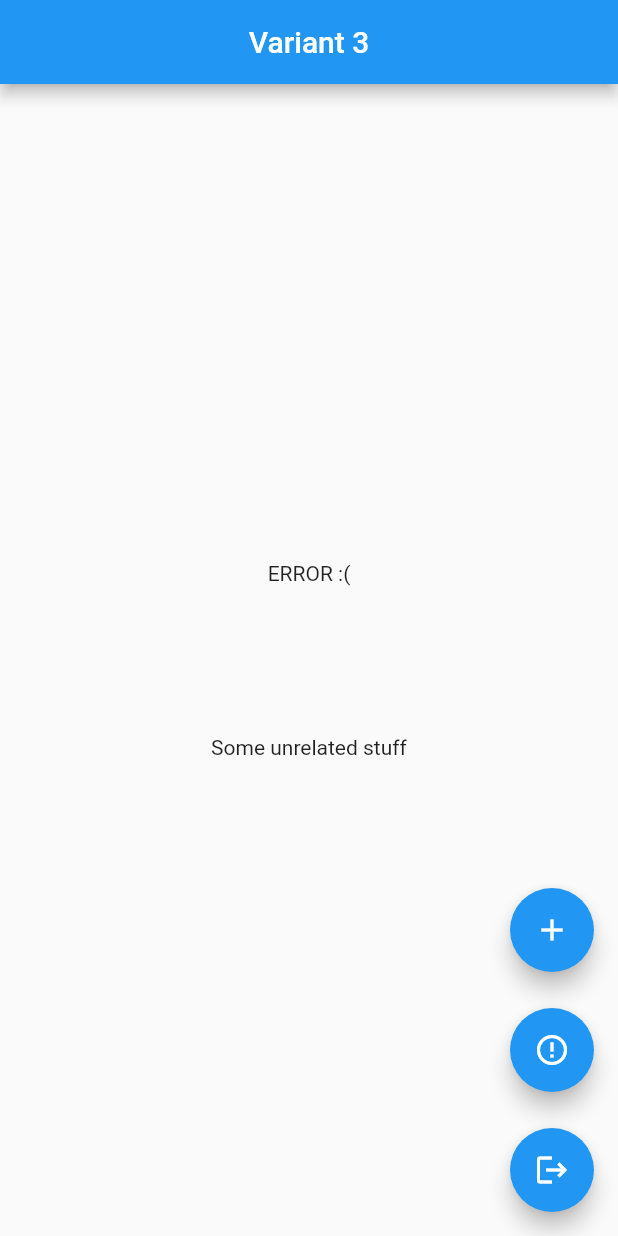
After one commit to MuTe33/basic_bloc_example, a Flutter app: the screen it shows after launch, after a tap on the "add" icon, after a tap on the "error outline" icon, after a tap on the "logout" icon, on a phone screen of 412 x 824 dp. The commit adds this screen. Run offline on Flutter 3.47's test engine with Material 2 defaults, Android fonts, the phone set to English and light mode, and no system bars; our stand-ins replace bloc, equatable, flutter_bloc.

Commit message:
add variant 3

```diff
--- /dev/null
+++ b/lib/feature/user/variant_3/user_cubit_3.dart
@@ -0,0 +1,61 @@
+import 'package:basic_bloc_example/data/user_repository.dart';
+import 'package:bloc/bloc.dart';
+
+part 'user_state_3.dart';
+
+class UserCubit3 extends Cubit<UserState3> {
+  UserCubit3(this._userRepository)
+      : super(UserState3(
+          userCount: 0,
+          status: UserStatus.initial,
+        ));
+
+  final UserRepository _userRepository;
+
+  Future<void> fetchUserCount() async {
+    emit(UserState3(
+      userCount: 0,
+      status: UserStatus.loading,
+    ));
+
+    final userCount = await _userRepository.fetchUserAmount();
+
+    emit(UserState3(
+      userCount: userCount,
+      status: UserStatus.success,
+    ));
+  }
+
+  // mock a failure
+  Future<void> fetchAndFailUserCount() async {
+    emit(UserState3(
+      userCount: 0,
+      status: UserStatus.loading,
+    ));
+    try {
+      await Future.delayed(const Duration(seconds: 2));
+      throw ('>>> Ups, something went wrong <<<');
+    } catch (e) {
+      emit(UserState3(
+        userCount: 0,
+        status: UserStatus.failure,
+      ));
+    }
+  }
+
+  Future<void> reset() async {
+    emit(UserState3(
+      userCount: 0,
+      status: UserStatus.loading,
+    ));
+    await Future.delayed(const Duration(seconds: 2));
+
+    emit(UserState3(
+      userCount: 0,
+      status: UserStatus.initial,
+    ));
+  }
+
+  @override
+  String toString() => 'UserCubit2';
+}
--- /dev/null
+++ b/lib/feature/user/variant_3/user_state_3.dart
@@ -0,0 +1,18 @@
+part of 'user_cubit_3.dart';
+
+enum UserStatus { initial, loading, success, failure }
+
+class UserState3 {
+  UserState3({
+    required this.userCount,
+    required this.status,
+  });
+
+  final int userCount;
+  final UserStatus status;
+
+  @override
+  String toString() {
+    return 'UserState3(userCount: $userCount, status: $status)';
+  }
+}
--- /dev/null
+++ b/lib/feature/user/variant_3/user_view_3.dart
@@ -0,0 +1,68 @@
+import 'package:basic_bloc_example/feature/user/variant_3/user_cubit_3.dart';
+import 'package:flutter/material.dart';
+import 'package:flutter_bloc/flutter_bloc.dart';
+
+class PageVariant3 extends StatelessWidget {
+  const PageVariant3({Key? key}) : super(key: key);
+
+  @override
+  Widget build(BuildContext context) {
+    final cubit = context.watch<UserCubit3>();
+
+    return Scaffold(
+      appBar: AppBar(
+        title: Text('Variant 3'),
+        centerTitle: true,
+      ),
+      body: Center(
+        child: Column(
+          mainAxisAlignment: MainAxisAlignment.center,
+          children: <Widget>[
+            BlocBuilder<UserCubit3, UserState3>(
+              builder: (context, state) {
+                switch (state.status) {
+                  case UserStatus.initial:
+                    print('initial');
+                    return Text('Usercount: ${state.userCount}');
+                  case UserStatus.loading:
+                    print('loading');
+                    return Text('LOADING');
+                  case UserStatus.success:
+                    print('success');
+                    return Text('Usercount: ${state.userCount}');
+                  case UserStatus.failure:
+                    print('failure');
+                    return Text('ERROR :(');
+                }
+              },
+            ),
+            SizedBox(height: 100),
+            Text('Some unrelated stuff'),
+          ],
+        ),
+      ),
+      floatingActionButton: Column(
+        mainAxisAlignment: MainAxisAlignment.end,
+        children: [
+          FloatingActionButton(
+            onPressed: cubit.fetchUserCount,
+            tooltip: 'usercount',
+            child: Icon(Icons.add),
+          ),
+          SizedBox(height: 24),
+          FloatingActionButton(
+            onPressed: cubit.fetchAndFailUserCount,
+            tooltip: 'error',
+            child: Icon(Icons.error_outline),
+          ),
+          SizedBox(height: 24),
+          FloatingActionButton(
+            onPressed: cubit.reset,
+            tooltip: 'reset',
+            child: Icon(Icons.logout),
+          ),
+        ],
+      ), // This trailing comma makes auto-formatting nicer for build methods.
+    );
+  }
+}
--- a/lib/main.dart
+++ b/lib/main.dart
@@ -2,7 +2,8 @@ import 'package:basic_bloc_example/data/user_repository.dart';
 import 'package:basic_bloc_example/example_bloc_observer.dart';
 import 'package:basic_bloc_example/feature/user/variant_1/user_cubit_1.dart';
 import 'package:basic_bloc_example/feature/user/variant_2/user_cubit_2.dart';
-import 'package:basic_bloc_example/feature/user/variant_2/user_view_2.dart';
+import 'package:basic_bloc_example/feature/user/variant_3/user_cubit_3.dart';
+import 'package:basic_bloc_example/feature/user/variant_3/user_view_3.dart';
 import 'package:flutter/material.dart';
 import 'package:flutter_bloc/flutter_bloc.dart';
 
@@ -33,8 +34,9 @@ class BlocTestApp extends StatelessWidget {
         providers: [
           BlocProvider(create: (_) => UserCubit1(_userRepository)),
           BlocProvider(create: (_) => UserCubit2(_userRepository)),
+          BlocProvider(create: (_) => UserCubit3(_userRepository)),
         ],
-        child: PageVariant2(),
+        child: PageVariant3(),
       ),
     );
   }
```
